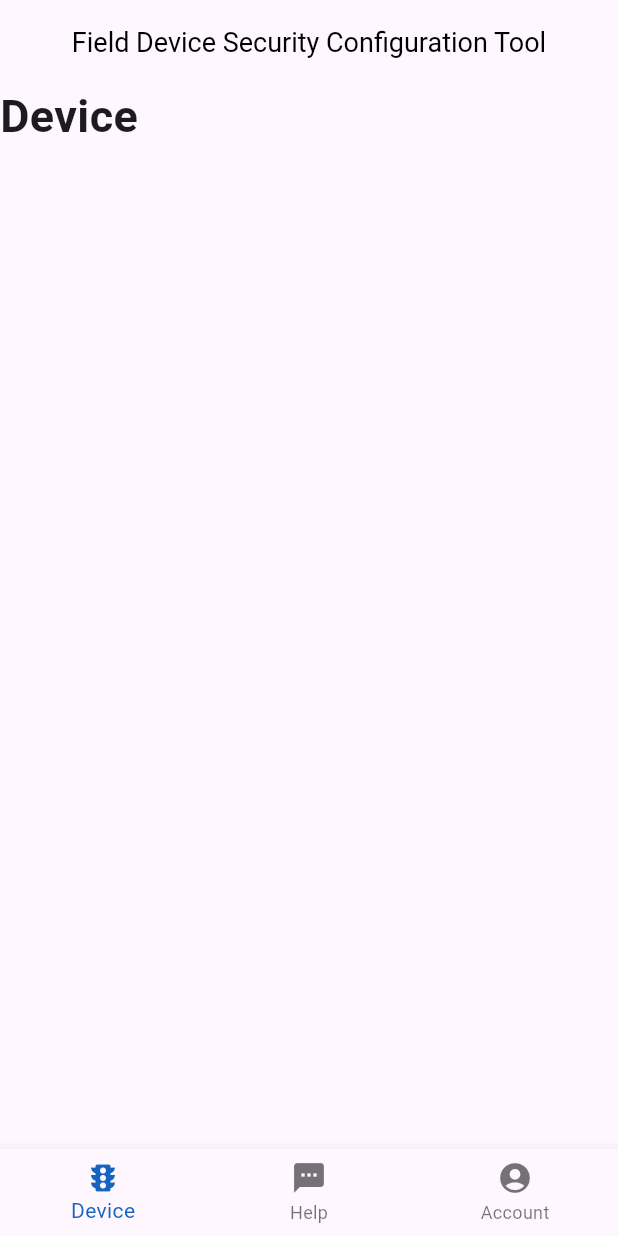
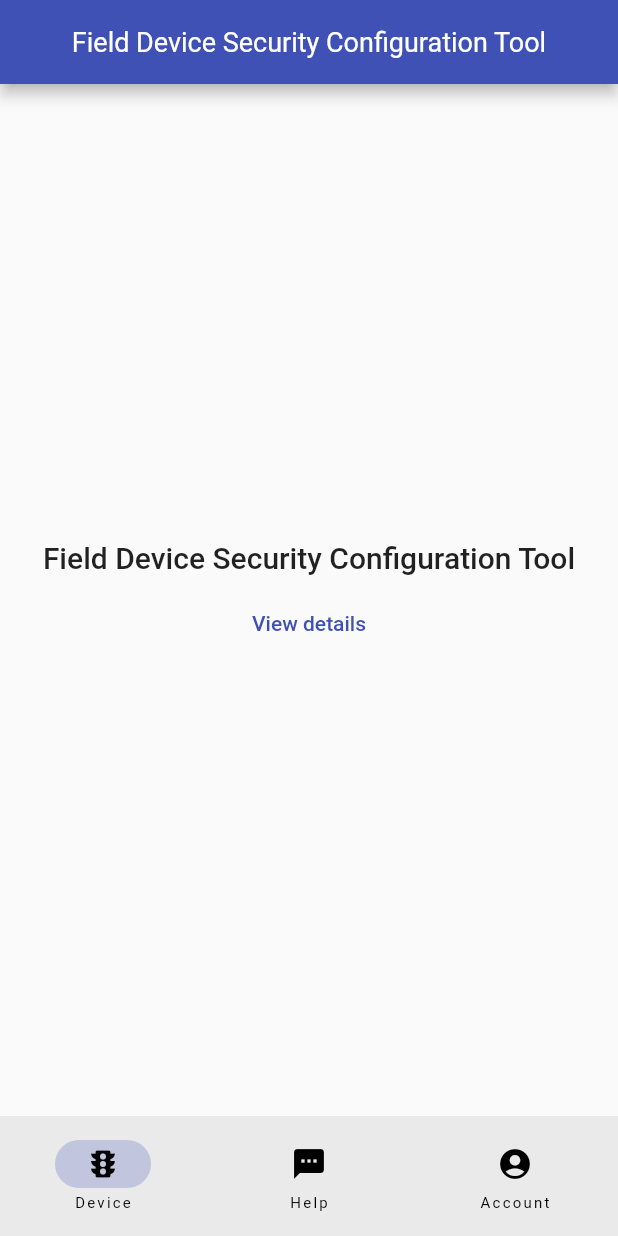
Before and after one commit to usdot-fhwa-OPS/Cybersecurity, a Flutter app: the screen it shows after launch, on a phone screen of 412 x 824 dp. Run offline on Flutter 3.47's test engine with Material 2 defaults, Android fonts, the phone set to English and light mode, and no system bars; our stand-ins replace go_router.

Commit message:
refactoring bottom nav bar w/ gorouter + additional file structure

```diff
--- a/lib/main.dart
+++ b/lib/main.dart
@@ -1,5 +1,5 @@
-import 'package:cybersecurity_its_app/widgets/bottomnavbar.dart';
 import 'package:flutter/material.dart';
+import 'package:cybersecurity_its_app/utils/router_configuration.dart';
 
 void main() {
   runApp(const MyApp());
@@ -8,17 +8,14 @@ void main() {
 class MyApp extends StatelessWidget {
   const MyApp({super.key});
 
-  // This widget is the root of your application.
   @override
   Widget build(BuildContext context) {
-    return MaterialApp(
-      title: 'Cybersecurity ITS App',
+    return MaterialApp.router(
+      routerConfig: goRouter,
       debugShowCheckedModeBanner: false,
       theme: ThemeData(
-        colorScheme: ColorScheme.fromSeed(seedColor: Colors.deepPurple),
-        useMaterial3: true,
+        primarySwatch: Colors.indigo,
       ),
-      home: BottomNavBar(),
     );
   }
 }
--- /dev/null
+++ b/lib/screens/home_screen.dart
@@ -0,0 +1,40 @@
+import 'package:flutter/material.dart';
+import 'package:go_router/go_router.dart';
+
+/// Widget for the Home/initial pages in the bottom navigation bar.
+class HomeScreen extends StatelessWidget {
+  /// Creates a HomeScreen
+  const HomeScreen({required this.label, required this.detailsPath, Key? key})
+      : super(key: key);
+
+  /// The label
+  final String label;
+
+  /// The path to the detail page
+  final String detailsPath;
+
+  @override
+  Widget build(BuildContext context) {
+    return Scaffold(
+      appBar: AppBar(
+        title: Text(label),
+        centerTitle: true,
+        titleTextStyle: const TextStyle(fontSize: 18),
+      ),
+      body: Center(
+        child: Column(
+          mainAxisSize: MainAxisSize.min,
+          children: <Widget>[
+            Text(label,
+                style: Theme.of(context).textTheme.titleLarge),
+            const Padding(padding: EdgeInsets.all(4)),
+            TextButton(
+              onPressed: () => context.go(detailsPath),
+              child: const Text('View details'),
+            ),
+          ],
+        ),
+      ),
+    );
+  }
+}
--- /dev/null
+++ b/lib/utils/router_configuration.dart
@@ -0,0 +1,79 @@
+import 'package:flutter/material.dart';
+import 'package:go_router/go_router.dart';
+
+import 'package:cybersecurity_its_app/widgets/bottom_nav_bar.dart';
+import 'package:cybersecurity_its_app/screens/home_screen.dart';
+import 'package:cybersecurity_its_app/screens/device_detail_screen.dart';
+import 'package:cybersecurity_its_app/screens/help_screen.dart';
+import 'package:cybersecurity_its_app/screens/settings_screen.dart';
+// private navigators
+final _rootNavigatorKey = GlobalKey<NavigatorState>();
+final _shellNavigatorAKey = GlobalKey<NavigatorState>(debugLabel: 'shellA');
+final _shellNavigatorBKey = GlobalKey<NavigatorState>(debugLabel: 'shellB');
+final _shellNavigatorCKey = GlobalKey<NavigatorState>(debugLabel: 'shellC');
+
+/// The route configuration.
+final goRouter = GoRouter(
+  initialLocation: '/Home',
+  navigatorKey: _rootNavigatorKey,
+  routes: [
+    // Stateful nested navigation based on:
+    // https://github.com/flutter/packages/blob/main/packages/go_router/example/lib/stateful_shell_route.dart
+    StatefulShellRoute.indexedStack(
+      builder: (context, state, navigationShell) {
+        // the UI shell
+        return BottomNavBar(
+            navigationShell: navigationShell);
+      },
+      branches: [
+        // first branch (Home)
+        StatefulShellBranch(
+          navigatorKey: _shellNavigatorAKey,
+          routes: [
+            // top route inside branch
+            GoRoute(
+              path: '/Home',
+              pageBuilder: (context, state) => const NoTransitionPage(
+                child: HomeScreen(label: 'Field Device Security Configuration Tool', detailsPath: '/Home/details'),
+              ),
+              routes: [
+                // child route
+                GoRoute(
+                  path: 'details',
+                  builder: (context, state) =>
+                      const DetailsScreen(label: 'Select Vendor and Model'),
+                ),
+              ],
+            ),
+          ],
+        ),
+        // second branch (Help)
+        StatefulShellBranch(
+          navigatorKey: _shellNavigatorBKey,
+          routes: [
+            // top route inside branch
+            GoRoute(
+              path: '/Help',
+              pageBuilder: (context, state) => const NoTransitionPage(
+                child: HelpScreen(label: 'Report an Issue'),
+              ),
+            ),
+          ],
+        ),
+        // third branch (Settings)
+        StatefulShellBranch(
+          navigatorKey: _shellNavigatorCKey,
+          routes: [
+            // top route inside branch
+            GoRoute(
+              path: '/Settings',
+              pageBuilder: (context, state) => const NoTransitionPage(
+                child: SettingsScreen(label: 'Settings'),
+              ),
+            ),
+          ],
+        ),
+      ],
+    ),
+  ],
+);
--- /dev/null
+++ b/lib/widgets/bottom_nav_bar.dart
@@ -0,0 +1,41 @@
+import 'package:flutter/material.dart';
+import 'package:go_router/go_router.dart';
+
+// Stateful navigation based on:
+// https://github.com/flutter/packages/blob/main/packages/go_router/example/lib/stateful_shell_route.dart
+class BottomNavBar extends StatelessWidget {
+  const BottomNavBar({
+    Key? key,
+    required this.navigationShell,
+  }) : super(key: key ?? const ValueKey('BottomNavBar'));
+  final StatefulNavigationShell navigationShell;
+
+  void _goBranch(int index) {
+    navigationShell.goBranch(
+      index,
+      // A common pattern when using bottom navigation bars is to support
+      // navigating to the initial location when tapping the item that is
+      // already active. This example demonstrates how to support this behavior,
+      // using the initialLocation parameter of goBranch.
+      initialLocation: index == navigationShell.currentIndex,
+    );
+  }
+
+  @override
+  Widget build(BuildContext context) {
+    return Scaffold(
+      body: navigationShell,
+      // BottomNavigationBar implementation with three tabs.
+      bottomNavigationBar: NavigationBar(
+        selectedIndex: navigationShell.currentIndex,
+        destinations: const [
+          NavigationDestination(label: 'Device', icon: Icon(Icons.traffic)),
+          NavigationDestination(label: 'Help', icon: Icon(Icons.textsms)),
+          NavigationDestination(label: 'Account', icon: Icon(Icons.account_circle))
+        ],
+        onDestinationSelected: _goBranch,
+
+      ),
+    );
+  }
+}
--- a/lib/widgets/bottomnavbar.dart
+++ /dev/null
@@ -1,68 +0,0 @@
-import 'package:flutter/material.dart';
-
-class BottomNavBar extends StatefulWidget {
-  const BottomNavBar({super.key});
-
-  @override
-  State<BottomNavBar> createState() =>
-    _BottomNavBarState();
-  }
-
-class _BottomNavBarState extends State<BottomNavBar> {
-  int _selectedIndex = 0;
-  static const TextStyle optionStyle = TextStyle(fontSize: 30, fontWeight: FontWeight.bold);
-  static const List<Widget> _widgetOptions = <Widget> [
-    Text(
-      'Device',
-      style: optionStyle
-    ),
-    Text(
-      'Help',
-      style: optionStyle
-    ),
-    Text(
-      'Account',
-      style: optionStyle,
-    ),
-  ];
-
-  void _onItemTapped(int index) {
-    setState(() {
-      _selectedIndex = index;
-    });
-  }
-
-  @override
-  Widget build(BuildContext context) {
-    return Scaffold(
-      appBar: AppBar(
-        title: const Text('Field Device Security Configuration Tool'),
-        centerTitle: true,
-        titleTextStyle: const TextStyle(fontSize: 18, color: Colors.black),
-      ),
-      body: IndexedStack(
-        index: _selectedIndex,
-        children: _widgetOptions,
-      ),
-      bottomNavigationBar: BottomNavigationBar(
-        items: const <BottomNavigationBarItem>[
-          BottomNavigationBarItem(
-            icon: Icon(Icons.traffic),
-            label: 'Device',
-          ),
-          BottomNavigationBarItem(
-            icon: Icon(Icons.textsms),
-            label: 'Help',
-          ),
-          BottomNavigationBarItem(
-            icon: Icon(Icons.account_circle),
-            label: 'Account',
-          ),
-        ],
-        currentIndex: _selectedIndex,
-        selectedItemColor: Colors.blue[800],
-        onTap: _onItemTapped,
-      ),
-    );
-  }
-}
--- a/pubspec.yaml
+++ b/pubspec.yaml
@@ -35,6 +35,7 @@ dependencies:
   # The following adds the Cupertino Icons font to your application.
   # Use with the CupertinoIcons class for iOS style icons.
   cupertino_icons: ^1.0.2
+  go_router: ^10.0.0
 
 dev_dependencies:
   flutter_test:
```
Also changed, not shown: lib/screens/device_detail_screen.dart (added, +38 -0 lines), lib/screens/help_screen.dart (added, +30 -0 lines), lib/screens/settings_screen.dart (added, +29 -0 lines), pubspec.lock.
